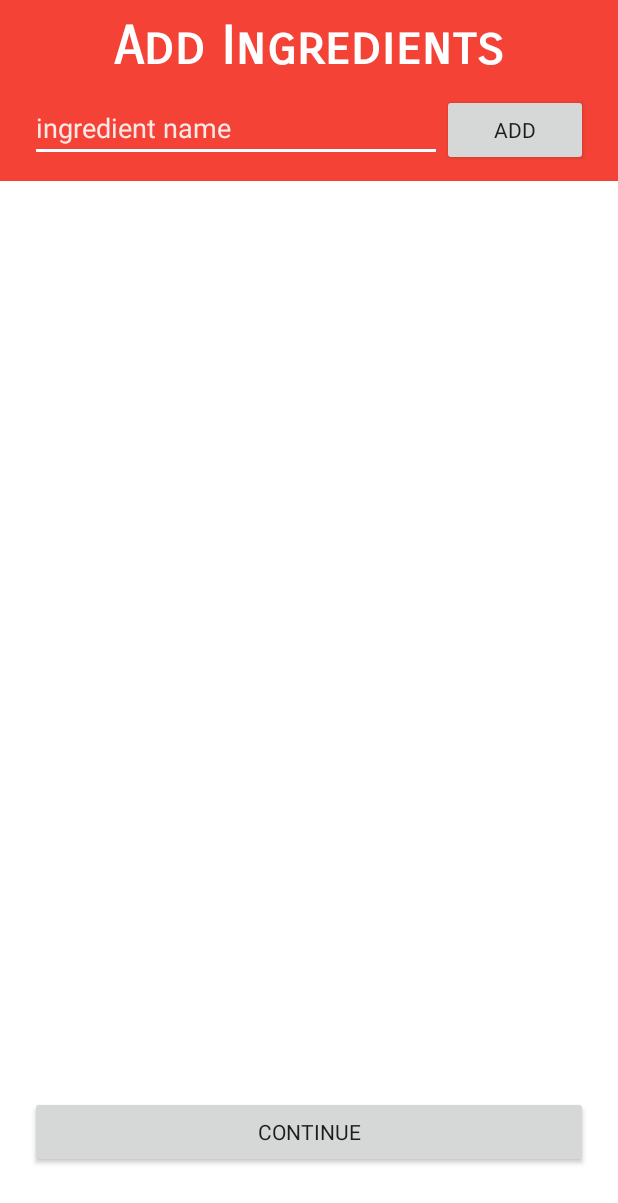
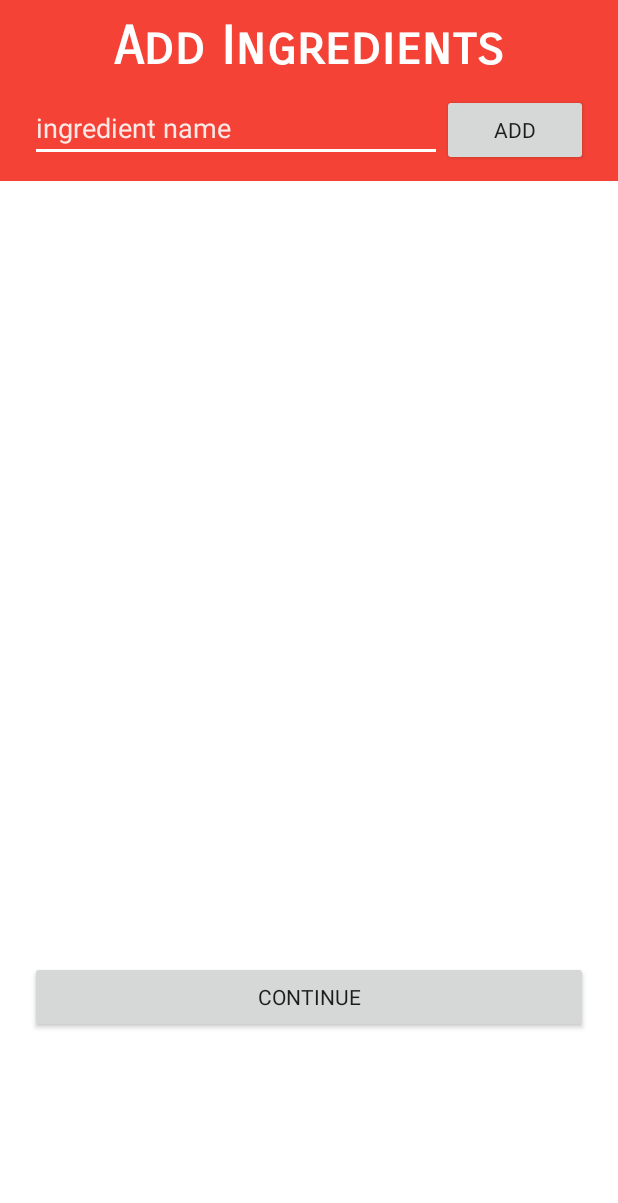
Before and after one commit to bbl007/SDHacks2019, an Android app: the screen it shows after launch (MainActivity), on a phone screen of 412 x 824 dp. Shown: the top 1203 px of the screen. Run offline under Robolectric (Android 15) with nearby library versions, the phone set to English and light mode, and no system bars; our stand-ins replace Volley; 1 statement that could not run was skipped.

Commit message:
button is back

```diff
--- a/leftoversAndroid/Leftovers/app/src/main/res/layout/activity_main.xml
+++ b/leftoversAndroid/Leftovers/app/src/main/res/layout/activity_main.xml
@@ -69,7 +69,7 @@
             <android.support.v7.widget.RecyclerView
                 android:id="@+id/ingred_list"
                 android:layout_width="match_parent"
-                android:layout_height="600dp"
+                android:layout_height="510dp"
                 android:layout_marginTop="10dp"
                 android:background="#FFFFFF"
                 android:paddingLeft="20dp"
```
